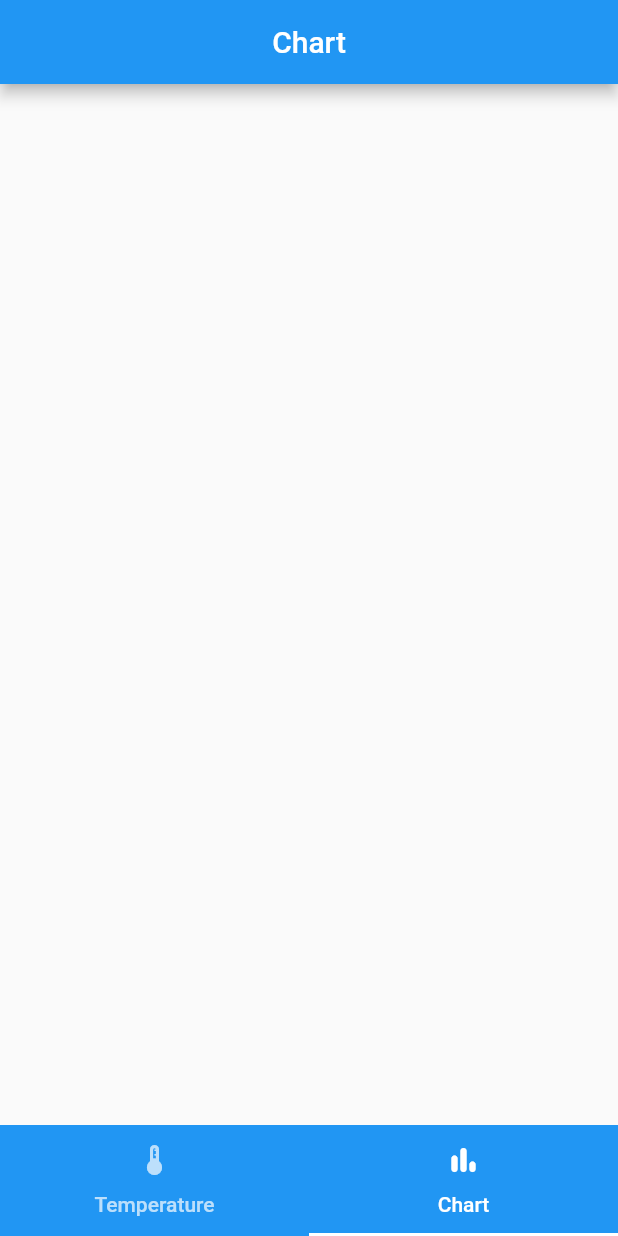
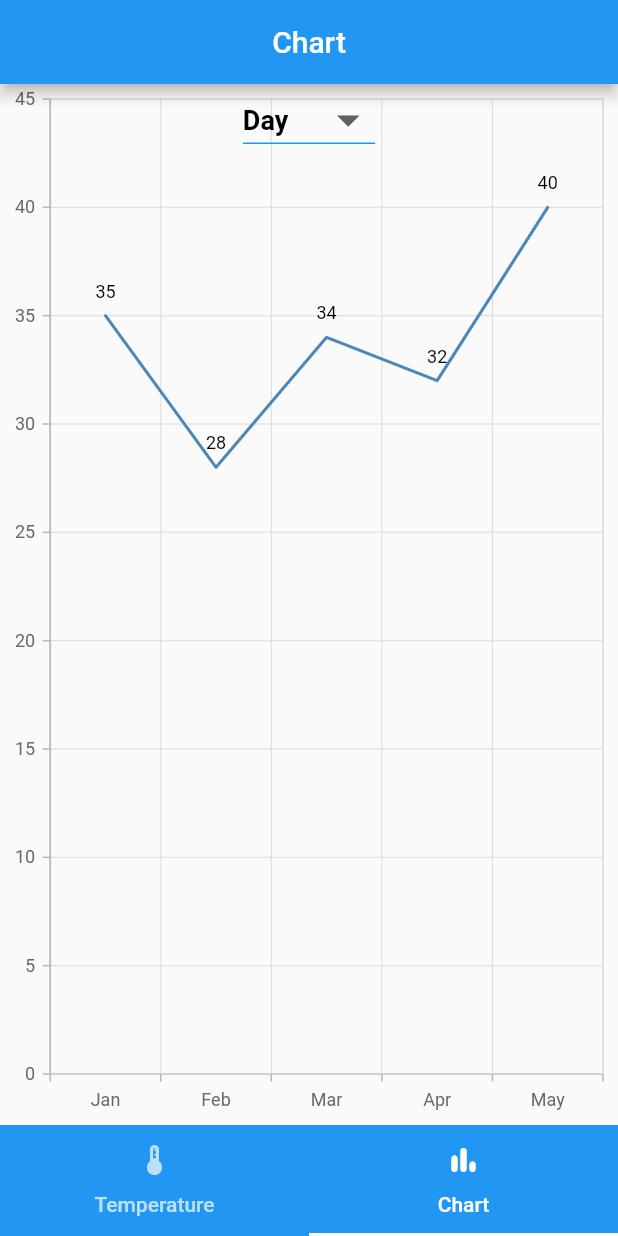
Before and after one commit to sunskmn/UICoop, a Flutter app: the screen it shows after launch, tab 2 chosen, on a phone screen of 412 x 824 dp. Run offline on Flutter 3.47's test engine with Material 2 defaults, Android fonts, the phone set to English and light mode, and no system bars; our stand-ins replace firebase_core, firebase_database, syncfusion_flutter_charts; accounts and stored records are empty.

Commit message:
update
sad

```diff
--- a/lib/pages/chart_page.dart
+++ b/lib/pages/chart_page.dart
@@ -1,4 +1,8 @@
 import 'package:flutter/material.dart';
+
+import 'package:syncfusion_flutter_charts/charts.dart';
+import 'package:intl/intl.dart';
+import 'package:syncfusion_flutter_charts/sparkcharts.dart';
 
 class Charts extends StatefulWidget {
   const Charts({Key? key}) : super(key: key);
@@ -8,14 +12,126 @@ class Charts extends StatefulWidget {
 }
 
 class _ChartsState extends State<Charts> {
+  String dropdownValue = 'Day';
+  List<_SalesData> data = [
+    _SalesData('Jan', 35),
+    _SalesData('Feb', 28),
+    _SalesData('Mar', 34),
+    _SalesData('Apr', 32),
+    _SalesData('May', 40),
+  ];
+  late TooltipBehavior _tooltipBehavior;
+
+  @override
+  void initState() {
+    _tooltipBehavior = TooltipBehavior(enable: true);
+    super.initState();
+  }
+
   @override
   Widget build(BuildContext context) {
     return Scaffold(
-      appBar: AppBar(
-        title: Center(
-          child: Text('Chart'),
+        appBar: AppBar(
+          title: Center(
+            child: Text('Chart'),
+          ),
         ),
-      ),
-    );
+        body: SafeArea(
+          child: Container(
+            child: Stack(
+              children: <Widget>[
+                Container(
+                  child: SfCartesianChart(
+                    primaryXAxis: CategoryAxis(),
+                    // Chart title
+                    // title: ChartTitle(text: 'Half yearly sales analysis'),
+                    // Enable legend
+                    // legend: Legend(isVisible: true),
+                    // Enable tooltip
+                    tooltipBehavior: TooltipBehavior(enable: true),
+                    series: <ChartSeries<_SalesData, String>>[
+                      LineSeries<_SalesData, String>(
+                          dataSource: data,
+                          xValueMapper: (_SalesData sales, _) => sales.year,
+                          yValueMapper: (_SalesData sales, _) => sales.sales,
+                          name: 'Sales',
+                          // Enable data label
+                          dataLabelSettings: DataLabelSettings(isVisible: true))
+                    ],
+                  ),
+                ),
+                Container(
+                  width: MediaQuery.of(context).size.width,
+                  alignment: Alignment.topCenter,
+                  child: DropdownButton<String>(
+                    value: dropdownValue,
+                    icon: const Icon(Icons.arrow_drop_down_outlined),
+                    iconSize: 36,
+                    borderRadius: BorderRadius.circular(15),
+                    elevation: 16,
+                    style: const TextStyle(
+                        color: Colors.black,
+                        fontSize: 18,
+                        fontWeight: FontWeight.w600),
+                    underline: Container(
+                      height: 1,
+                      color: Colors.blue,
+                    ),
+                    onChanged: (String? newValue) {
+                      setState(() {
+                        dropdownValue = newValue!;
+                      });
+                    },
+                    items: <String>['Day', 'Month', 'Year']
+                        .map<DropdownMenuItem<String>>((String value) {
+                      return DropdownMenuItem<String>(
+                        value: value,
+                        child: Text(value),
+                      );
+                    }).toList(),
+                  ),
+                ),
+              ],
+            ),
+          ),
+        ));
   }
 }
+
+class _SalesData {
+  _SalesData(this.year, this.sales);
+
+  final String year;
+  final double sales;
+}
+
+
+
+
+
+
+//  DropdownButton<String>(
+//           value: dropdownValue,
+//           icon: const Icon(Icons.arrow_drop_down_outlined),
+//           iconSize: 36,
+//           borderRadius: BorderRadius.circular(15),
+//           elevation: 16,
+//           style: const TextStyle(
+//               color: Colors.black, fontSize: 18, fontWeight: FontWeight.w600),
+//           underline: Container(
+//             height: 1,
+//             color: Colors.blue,
+//           ),
+//           onChanged: (String? newValue) {
+//             setState(() {
+//               dropdownValue = newValue!;
+//             });
+//           },
+//           items: <String>['Day', 'Month', 'Year']
+//               .map<DropdownMenuItem<String>>((String value) {
+//             return DropdownMenuItem<String>(
+//               value: value,
+//               child: Text(value),
+//             );
+//           }).toList(),
+//         ),
--- a/lib/pages/home_page.dart
+++ b/lib/pages/home_page.dart
@@ -1,9 +1,19 @@
+import 'package:flutter/material.dart';
+import 'package:flutter_application_1/pages/chart_page.dart';
+import 'package:flutter_application_1/pages/home_page.dart';
+
+import 'dart:async';
+import 'package:firebase_core/firebase_core.dart';
+import 'package:firebase_database/firebase_database.dart';
+import 'package:firebase_database/ui/firebase_animated_list.dart';
+import 'package:flutter/foundation.dart' show kIsWeb;
 import 'package:flutter/material.dart';
 import 'package:flutter_application_1/pages/semicircle.dart';
 
 class HomePage extends StatefulWidget {
-  const HomePage({Key? key}) : super(key: key);
-
+  double? temperature;
+  DatabaseError? error;
+  HomePage({this.temperature, this.error});
   @override
   _HomePageState createState() => _HomePageState();
 }
@@ -36,14 +46,14 @@ class _HomePageState extends State<HomePage> {
               color: Colors.blue),
           Container(
             child: Center(
-              child: Text(
-                '30°C',
-                textAlign: TextAlign.center,
-                style: TextStyle(
-                  fontSize: 60,
-                  fontWeight: FontWeight.w600,
-                ),
-              ),
+              child: widget.error == null
+                  ? Text(
+                      '${widget.temperature}°C',
+                      style:
+                          TextStyle(fontSize: 40, fontWeight: FontWeight.w600),
+                    )
+                  : Text(
+                      'Error retrieving button tap count:\n${widget.error!.message}'),
             ),
             width: 200,
             height: 200,
```
Also changed, not shown: pubspec.yaml (+4 -4 lines), pubspec.lock.
